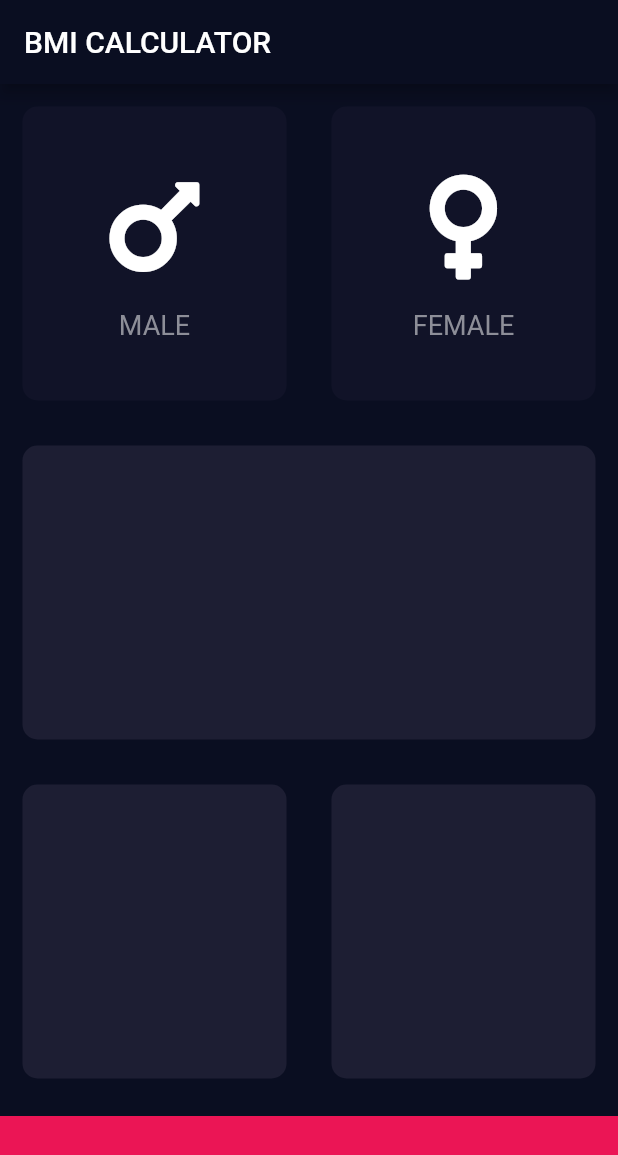
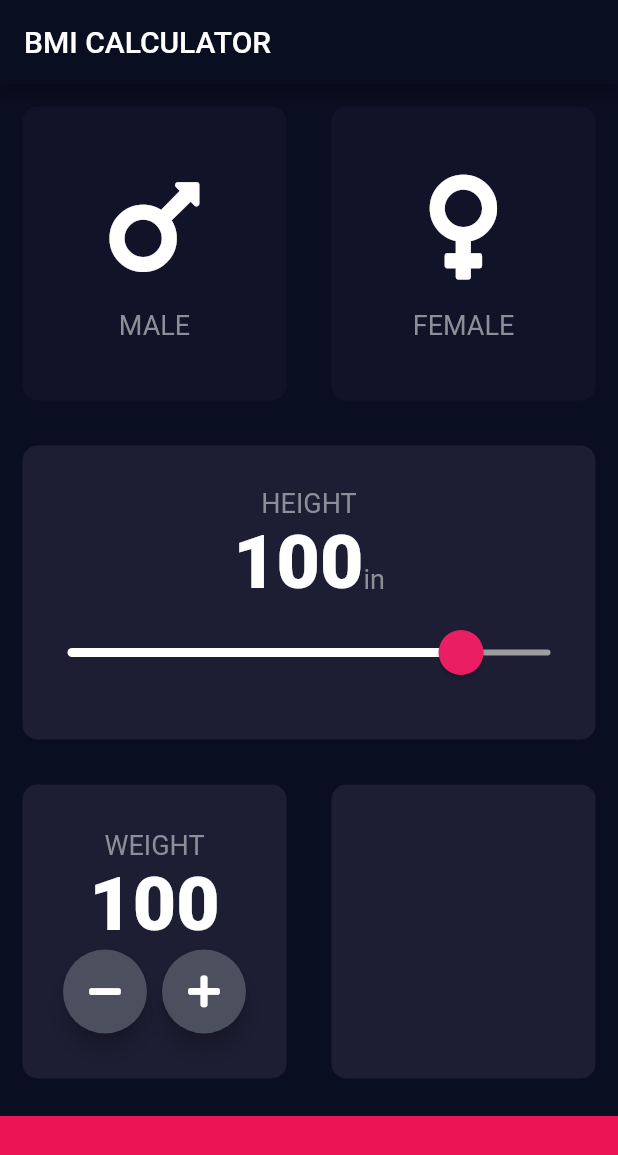
Before and after one commit to paeshi/bmi_calculator_flutter, a Flutter app: the screen it shows after launch, on a phone screen of 412 x 824 dp. Shown: the top 1155 px of the screen. Run offline on Flutter 3.47's test engine with Material 2 defaults, Android fonts, the phone set to English and light mode, and no system bars; our stand-ins replace font_awesome_flutter.

Commit message:
custom floating button created

```diff
--- /dev/null
+++ b/lib/constants.dart
@@ -0,0 +1,16 @@
+import 'package:flutter/material.dart';
+
+const double bottomContainerHeight = 80;
+const activeCardColor = Color(0xFF1D1E33);
+const inactiveCardColor = Color(0xFF111328);
+const bottomContainerColor = Color(0xFFEB1555);
+
+const labelTextStyle = TextStyle(
+  fontSize: 18,
+  color: Color(0xFF8D8E98),
+);
+
+const NumberTextStyle = TextStyle(
+  fontSize: 50,
+  fontWeight: FontWeight.w900,
+);
--- a/lib/icon_content.dart
+++ b/lib/icon_content.dart
@@ -1,9 +1,5 @@
 import 'package:flutter/material.dart';
-
-const labelTextStyle = TextStyle(
-  fontSize: 18,
-  color: Color(0xFF8D8E98),
-);
+import './constants.dart';
 
 class IconContent extends StatelessWidget {
   IconContent({@required this.icon, @required this.label});
--- a/lib/input_page.dart
+++ b/lib/input_page.dart
@@ -1,13 +1,10 @@
 import 'package:flutter/material.dart';
-import 'package:flutter/semantics.dart';
+
 import './reusableCard.dart';
 import 'package:font_awesome_flutter/font_awesome_flutter.dart';
 import './icon_content.dart';
+import './constants.dart';
 
-const double bottomContainerHeight = 80;
-const activeCardColor = Color(0xFF1D1E33);
-const inactiveCardColor = Color(0xFF111328);
-const bottomContainerColor = Color(0xFFEB1555);
 enum Gender {
   male,
   female,
@@ -21,6 +18,8 @@ class InputPage extends StatefulWidget {
 class _InputPageState extends State<InputPage> {
   Gender selectedGender;
 
+  int height = 100;
+  int weight = 100;
   @override
   Widget build(BuildContext context) {
     return Scaffold(
@@ -28,6 +27,8 @@ class _InputPageState extends State<InputPage> {
         title: Text('BMI CALCULATOR'),
       ),
       body: Column(
+        // mainAxisAlignment: MainAxisAlignment.spaceBetween,
+        crossAxisAlignment: CrossAxisAlignment.stretch,
         children: [
           Expanded(
             child: Row(
@@ -66,6 +67,50 @@ class _InputPageState extends State<InputPage> {
           Expanded(
             child: ReusableCard(
               colour: activeCardColor,
+              cardChild: Column(
+                mainAxisAlignment: MainAxisAlignment.center,
+                children: [
+                  Text(
+                    'HEIGHT',
+                    style: labelTextStyle,
+                  ),
+                  Row(
+                    mainAxisAlignment: MainAxisAlignment.center,
+                    crossAxisAlignment: CrossAxisAlignment.baseline,
+                    textBaseline: TextBaseline.alphabetic,
+                    children: [
+                      Text(
+                        height.toString(),
+                        style: NumberTextStyle,
+                      ),
+                      Text(
+                        'in',
+                        style: labelTextStyle,
+                      ),
+                    ],
+                  ),
+                  SliderTheme(
+                    data: SliderTheme.of(context).copyWith(
+                      inactiveTrackColor: Colors.grey,
+                      activeTrackColor: Colors.white,
+                      thumbColor: Colors.pink,
+                      overlayColor: Color(0x29EB1555),
+                      thumbShape: RoundSliderThumbShape(enabledThumbRadius: 15),
+                      overlayShape: RoundSliderOverlayShape(overlayRadius: 30),
+                    ),
+                    child: Slider(
+                      value: height.toDouble(),
+                      min: 12,
+                      max: 120,
+                      onChanged: (double newValue) {
+                        setState(() {
+                          height = newValue.round();
+                        });
+                      },
+                    ),
+                  ),
+                ],
+              ),
             ),
           ),
           Expanded(
@@ -73,6 +118,21 @@ class _InputPageState extends State<InputPage> {
               children: [
                 Expanded(
                   child: ReusableCard(
+                    cardChild: Column(
+                      mainAxisAlignment: MainAxisAlignment.center,
+                      children: [
+                        Text('WEIGHT', style: labelTextStyle),
+                        Text(weight.toString(), style: NumberTextStyle),
+                        Row(
+                          mainAxisAlignment: MainAxisAlignment.center,
+                          children: [
+                            RoundIconButton(icon: FontAwesomeIcons.minus),
+                            SizedBox(width: 10),
+                            RoundIconButton(icon: FontAwesomeIcons.plus),
+                          ],
+                        )
+                      ],
+                    ),
                     colour: activeCardColor,
                   ),
                 ),
@@ -95,3 +155,24 @@ class _InputPageState extends State<InputPage> {
     );
   }
 }
+
+class RoundIconButton extends StatelessWidget {
+  RoundIconButton({this.icon});
+  final IconData icon;
+  @override
+  Widget build(BuildContext context) {
+    return RawMaterialButton(
+      child: Icon(icon),
+      onPressed: () {
+        print('yeah');
+      },
+      elevation: 6,
+      constraints: BoxConstraints.tightFor(
+        width: 56,
+        height: 56,
+      ),
+      shape: CircleBorder(),
+      fillColor: Color(0xFF4C4F5E),
+    );
+  }
+}
```
